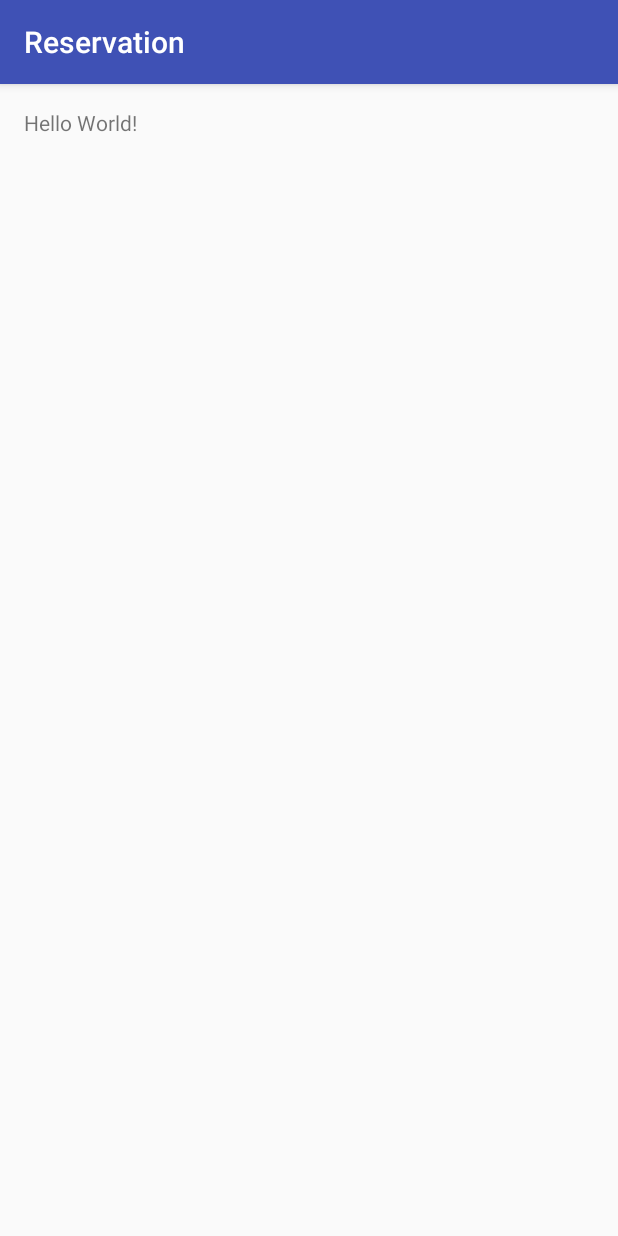
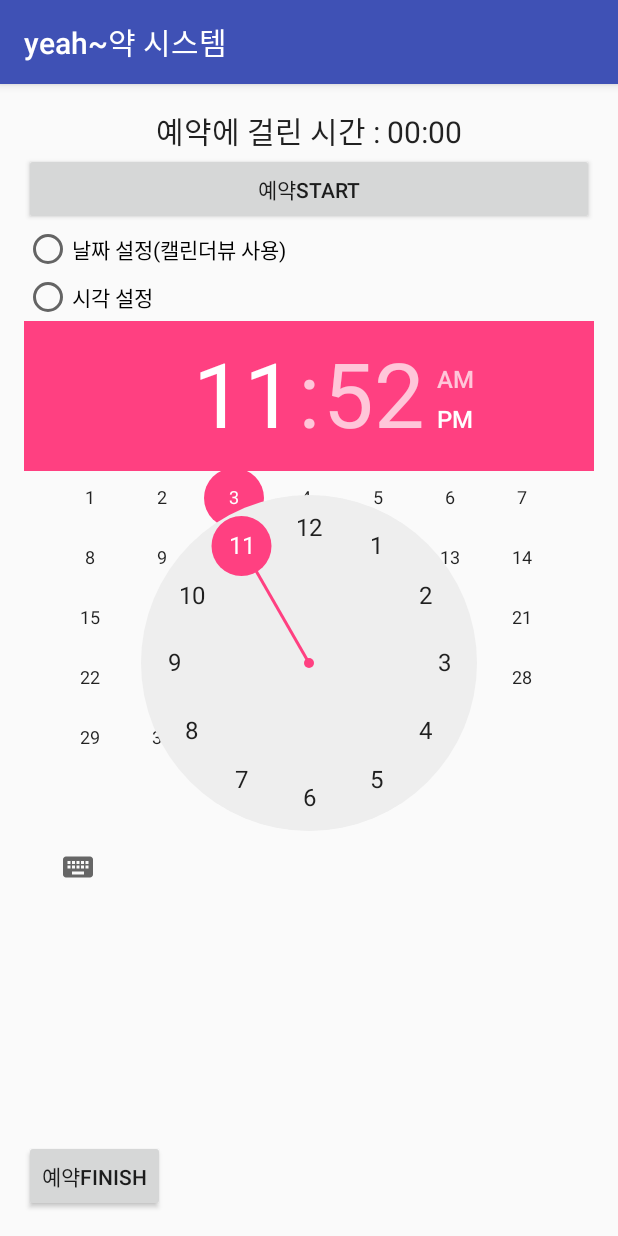
Before and after one commit to shimeunji/Reservation, an Android app: the screen it shows after launch (MainActivity), on a phone screen of 412 x 824 dp. Run offline under Robolectric (Android 15) with nearby library versions, the phone set to English and light mode, and no system bars.

Commit message:
design complete

```diff
--- a/app/src/main/res/layout/activity_main.xml
+++ b/app/src/main/res/layout/activity_main.xml
@@ -1,5 +1,5 @@
 <?xml version="1.0" encoding="utf-8"?>
-<RelativeLayout xmlns:android="http://schemas.android.com/apk/res/android"
+<LinearLayout xmlns:android="http://schemas.android.com/apk/res/android"
     xmlns:tools="http://schemas.android.com/tools"
     android:layout_width="match_parent"
     android:layout_height="match_parent"
@@ -7,10 +7,64 @@
     android:paddingLeft="@dimen/activity_horizontal_margin"
     android:paddingRight="@dimen/activity_horizontal_margin"
     android:paddingTop="@dimen/activity_vertical_margin"
-    tools:context="kr.hs.emirim.kokopink1.reservation.MainActivity">
+    tools:context="kr.hs.emirim.thsgkdud123.reservationsystem.MainActivity"
+    android:orientation="vertical">
 
-    <TextView
+    <Chronometer
+        android:id="@+id/chrono"
+        android:layout_width="match_parent"
+        android:layout_height="wrap_content"
+        android:format="예약에 걸린 시간 : %s"
+        android:textSize="20sp"
+        android:gravity="center"/>
+    <Button
+        android:id="@+id/but_start"
+        android:layout_width="match_parent"
+        android:layout_height="wrap_content"
+        android:text="@string/but_start"/>
+    <RadioGroup
+        android:orientation="vertical"
         android:layout_width="wrap_content"
+        android:layout_height="wrap_content">
+        <RadioButton
+            android:id="@+id/radio_date"
+            android:layout_width="wrap_content"
+            android:layout_height="wrap_content"
+            android:text="@string/radio_date"/>
+        <RadioButton
+            android:id="@+id/radio_time"
+            android:layout_width="wrap_content"
+            android:layout_height="wrap_content"
+            android:text="@string/radio_time"/>
+    </RadioGroup>
+    <LinearLayout
+        android:layout_width="match_parent"
         android:layout_height="wrap_content"
-        android:text="Hello World!" />
-</RelativeLayout>
+        android:layout_weight="1">
+        <FrameLayout
+            android:id="@+id/calender"
+            android:layout_width="match_parent"
+            android:layout_height="wrap_content">
+            <CalendarView
+                android:layout_width="match_parent"
+                android:layout_height="match_parent"/>
+            <TimePicker
+                android:id="@+id/time"
+                android:layout_width="match_parent"
+                android:layout_height="wrap_content"></TimePicker>
+        </FrameLayout>
+    </LinearLayout>
+    <LinearLayout
+        android:layout_width="match_parent"
+        android:layout_height="wrap_content"
+        android:orientation="horizontal">
+        <Button
+            android:layout_width="wrap_content"
+            android:layout_height="wrap_content"
+            android:text="@string/but_done"/>
+        <TextView
+            android:id="@+id/text_result"
+            android:layout_width="match_parent"
+            android:layout_height="wrap_content" />
+    </LinearLayout>
+</LinearLayout>
--- a/app/src/main/res/values/strings.xml
+++ b/app/src/main/res/values/strings.xml
@@ -1,3 +1,7 @@
 <resources>
-    <string name="app_name">Reservation</string>
+    <string name="app_name">yeah~약 시스템</string>
+    <string name="but_start">예약start</string>
+    <string name="radio_date">날짜 설정(캘린더뷰 사용)</string>
+    <string name="radio_time">시각 설정</string>
+    <string name="but_done">예약finish</string>
 </resources>
```
